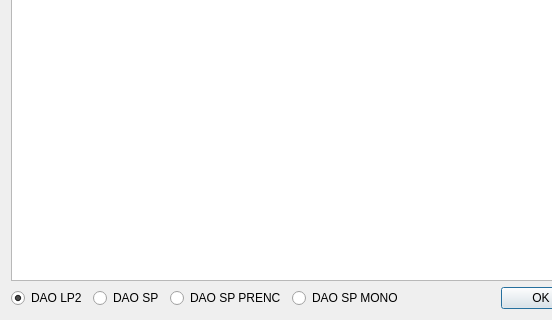
Qt form cdaoconfdlg.ui (Jo2003/cd2netmd_gui) before a commit; both pictures show x 0 to 552 and y 195 to 515 of the 678 by 515 pixel window.
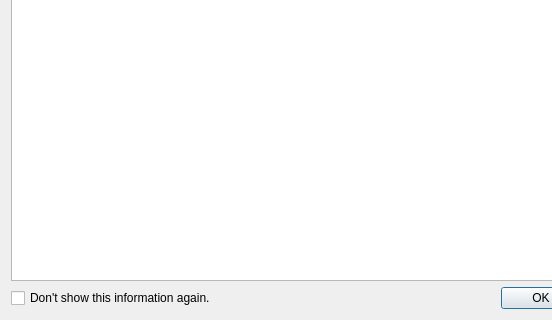
The same form after that commit. Icons and pictures are not drawn.

The edit to the form file:
```diff
--- a/cdaoconfdlg.ui
+++ b/cdaoconfdlg.ui
@@ -32,46 +32,10 @@
    <item>
     <layout class="QHBoxLayout" name="horizontalLayout">
      <item>
-      <widget class="QRadioButton" name="radioDaoLP2">
+      <widget class="QCheckBox" name="checkDontShow">
        <property name="text">
-        <string>DAO LP2</string>
+        <string>Don't show this information again.</string>
        </property>
-       <property name="checked">
-        <bool>true</bool>
-       </property>
-       <attribute name="buttonGroup">
-        <string notr="true">buttonDAOMode</string>
-       </attribute>
-      </widget>
-     </item>
-     <item>
-      <widget class="QRadioButton" name="radioDaoSP">
-       <property name="text">
-        <string>DAO SP</string>
-       </property>
-       <attribute name="buttonGroup">
-        <string notr="true">buttonDAOMode</string>
-       </attribute>
-      </widget>
-     </item>
-     <item>
-      <widget class="QRadioButton" name="radioDaoSpPreenc">
-       <property name="text">
-        <string>DAO SP PRENC</string>
-       </property>
-       <attribute name="buttonGroup">
-        <string notr="true">buttonDAOMode</string>
-       </attribute>
-      </widget>
-     </item>
-     <item>
-      <widget class="QRadioButton" name="radioDaoSpMono">
-       <property name="text">
-        <string>DAO SP MONO</string>
-       </property>
-       <attribute name="buttonGroup">
-        <string notr="true">buttonDAOMode</string>
-       </attribute>
       </widget>
      </item>
      <item>
```
